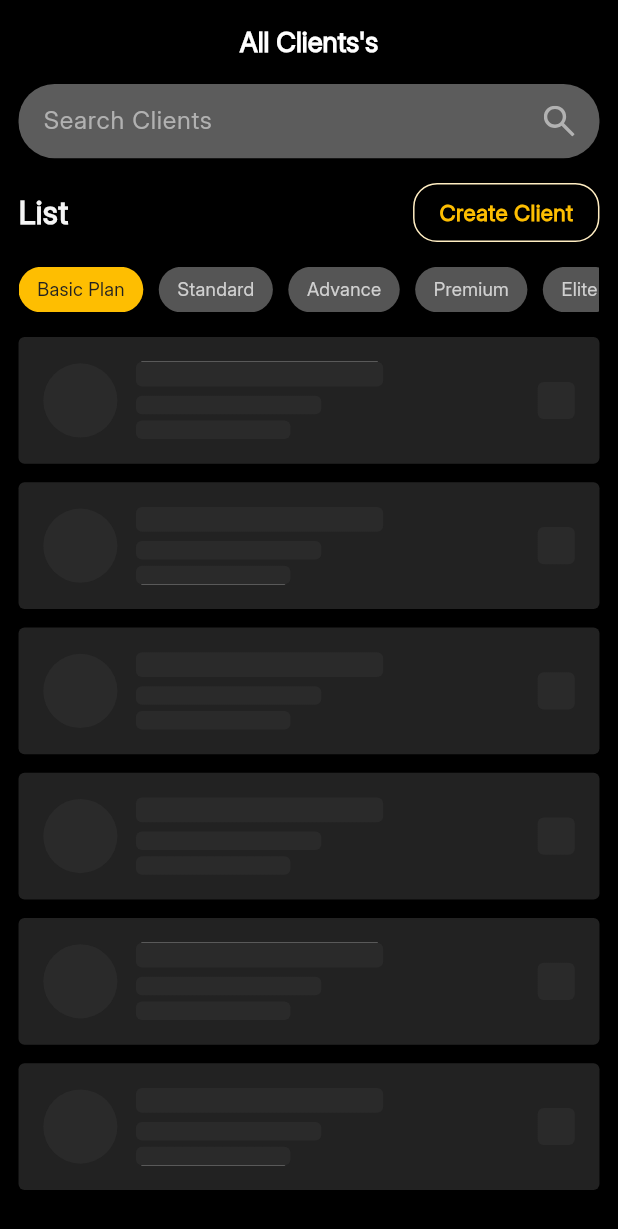
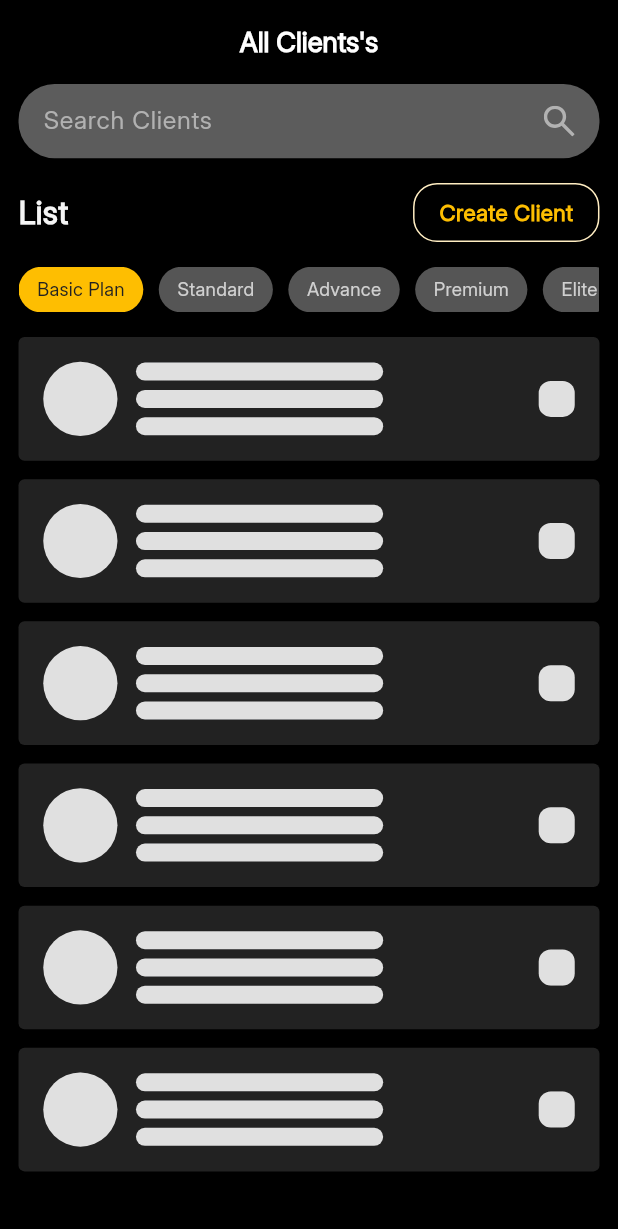
Before and after one commit to SaicharanGattu02/studio_app, a Flutter app: the ClientsScreen screen opened by its route, on a phone screen of 412 x 824 dp. Shown: the top 1229 px of the screen. Run offline on Flutter 3.47's test engine with Material 3 defaults, Android fonts, the light colour scheme and no system bars; drawn by our look-alikes of shimmer; our stand-ins replace app_links, cached_network_image, carousel_slider, connectivity_plus, dio, dotted_border and 13 more; accounts and stored records are empty; project files that could hold a hidden picture were left out.

Commit message:
commiting on 11/12 2.16pm

```diff
--- a/lib/presentation/clients_screen.dart
+++ b/lib/presentation/clients_screen.dart
@@ -2,6 +2,7 @@ import 'package:flutter/cupertino.dart';
 import 'package:flutter/material.dart';
 import 'package:flutter_svg/flutter_svg.dart';
 import 'package:go_router/go_router.dart';
+import 'package:studio_app/Components/Shimmers.dart';
 import 'package:studio_app/utils/color_constants.dart';
 import 'package:studio_app/utils/media_query_helper.dart';
 import 'package:shimmer/shimmer.dart';
@@ -400,69 +401,28 @@ class ClientTileShimmer extends StatelessWidget {
           borderRadius: BorderRadius.circular(4),
         ),
       ),
-      child: Shimmer.fromColors(
-        baseColor: const Color(0xFF2A2A2A),
-        highlightColor: const Color(0xFF3A3A3A),
       child: Row(
         children: [
-            // Circle shimmer
-            Container(
-              width: h * 0.06,
-              height: h * 0.06,
-              decoration: BoxDecoration(
-                color: Colors.white,
-                borderRadius: BorderRadius.circular(h * 0.04),
-              ),
-            ),
+        shimmerCircle(h*0.06, context),
 
           SizedBox(width: w * 0.03),
 
-            // Text shimmers
           Column(
             crossAxisAlignment: CrossAxisAlignment.start,
             children: [
-                Container(
-                  width: w * 0.4,
-                  height: h * 0.02,
-                  decoration: BoxDecoration(
-                    color: Colors.white,
-                    borderRadius: BorderRadius.circular(4),
-                  ),
-                ),
+              shimmerText(w*0.4, 12, context),
               SizedBox(height: h * 0.0075),
-                Container(
-                  width: w * 0.3,
-                  height: h * 0.015,
-                  decoration: BoxDecoration(
-                    color: Colors.white,
-                    borderRadius: BorderRadius.circular(4),
-                  ),
-                ),
-                SizedBox(height: h * 0.005),
-                Container(
-                  width: w * 0.25,
-                  height: h * 0.015,
-                  decoration: BoxDecoration(
-                    color: Colors.white,
-                    borderRadius: BorderRadius.circular(4),
-                  ),
-                ),
+              shimmerText(w*0.4, 12, context),
+              SizedBox(height: h * 0.0075),
+              shimmerText(w*0.4, 12, context),
+
             ],
           ),
 
           const Spacer(),
 
-            // Arrow shimmer
-            Container(
-              width: h * 0.03,
-              height: h * 0.03,
-              decoration: BoxDecoration(
-                color: Colors.white,
-                borderRadius: BorderRadius.circular(4),
-              ),
-            ),
+          shimmerRectangle(24, context)
         ],
-        ),
       ),
     );
   }
```
Lines whose indentation alone changed are shown as unchanged.
